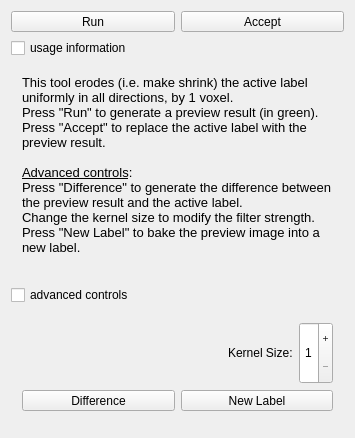
First picture: the form in Modules/SegmentationUI/Qmitk/QmitkErodeTool3DGUIControls.ui, repository MITK/MITK, before the edit.
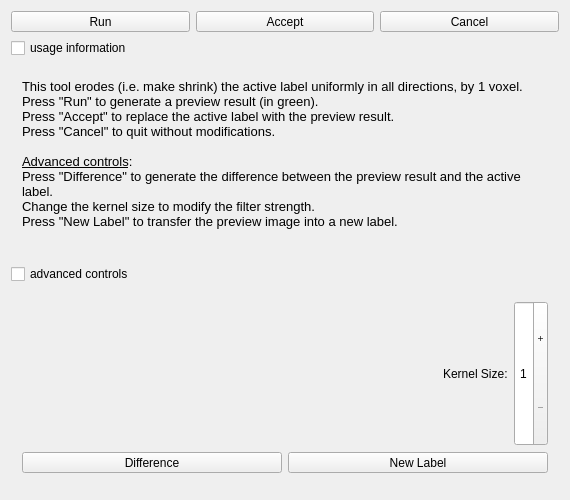
Second picture: the form after the edit. Icons and pictures are not drawn.

Commit message:
added keep largest N connected regions tool
also several improvements in other tools

```diff
--- a/Modules/SegmentationUI/Qmitk/QmitkErodeTool3DGUIControls.ui
+++ b/Modules/SegmentationUI/Qmitk/QmitkErodeTool3DGUIControls.ui
@@ -6,8 +6,8 @@
    <rect>
     <x>0</x>
     <y>0</y>
-    <width>355</width>
-    <height>438</height>
+    <width>570</width>
+    <height>500</height>
    </rect>
   </property>
   <property name="sizePolicy">
@@ -113,6 +113,47 @@
        </property>
       </widget>
      </item>
+     <item>
+      <widget class="QToolButton" name="m_pbCancel">
+       <property name="enabled">
+        <bool>true</bool>
+       </property>
+       <property name="sizePolicy">
+        <sizepolicy hsizetype="Minimum" vsizetype="Fixed">
+         <horstretch>0</horstretch>
+         <verstretch>0</verstretch>
+        </sizepolicy>
+       </property>
+       <property name="toolTip">
+        <string>Replace active label with preview result</string>
+       </property>
+       <property name="text">
+        <string>Cancel</string>
+       </property>
+       <property name="icon">
+        <iconset resource="../resources/SegmentationUI.qrc">
+         <normaloff>:/Qmitk/Cancel_48x48.png</normaloff>:/Qmitk/Cancel_48x48.png</iconset>
+       </property>
+       <property name="iconSize">
+        <size>
+         <width>24</width>
+         <height>24</height>
+        </size>
+       </property>
+       <property name="checkable">
+        <bool>false</bool>
+       </property>
+       <property name="checked">
+        <bool>false</bool>
+       </property>
+       <property name="toolButtonStyle">
+        <enum>Qt::ToolButtonTextUnderIcon</enum>
+       </property>
+       <property name="arrowType">
+        <enum>Qt::NoArrow</enum>
+       </property>
+      </widget>
+     </item>
     </layout>
    </item>
    <item>
@@ -133,12 +174,6 @@
      <layout class="QVBoxLayout" name="verticalLayout_3">
       <item>
        <widget class="QLabel" name="lblInfo">
-        <property name="maximumSize">
-         <size>
-          <width>400</width>
-          <height>16777215</height>
-         </size>
-        </property>
         <property name="text">
          <string>&lt;!DOCTYPE HTML PUBLIC &quot;-//W3C//DTD HTML 4.0//EN&quot; &quot;http://www.w3.org/TR/REC-html40/strict.dtd&quot;&gt;
 &lt;html&gt;&lt;head&gt;&lt;meta name=&quot;qrichtext&quot; content=&quot;1&quot; /&gt;&lt;style type=&quot;text/css&quot;&gt;
@@ -147,11 +182,12 @@
 &lt;p style=&quot; margin-top:0px; margin-bottom:0px; margin-left:0px; margin-right:0px; -qt-block-indent:0; text-indent:0px;&quot;&gt;&lt;span style=&quot; font-family:'Sans'; font-size:10pt;&quot;&gt;This tool erodes (i.e. make shrink) the active label uniformly in all directions, by 1 voxel.&lt;/span&gt; &lt;/p&gt;
 &lt;p style=&quot; margin-top:0px; margin-bottom:0px; margin-left:0px; margin-right:0px; -qt-block-indent:0; text-indent:0px;&quot;&gt;&lt;span style=&quot; font-family:'Sans'; font-size:10pt;&quot;&gt;Press &amp;quot;Run&amp;quot; to generate a preview result (in green).&lt;/span&gt;&lt;/p&gt;
 &lt;p style=&quot; margin-top:0px; margin-bottom:0px; margin-left:0px; margin-right:0px; -qt-block-indent:0; text-indent:0px;&quot;&gt;&lt;span style=&quot; font-family:'Sans'; font-size:10pt;&quot;&gt;Press &amp;quot;Accept&amp;quot; to replace the active label with the preview result.&lt;/span&gt;&lt;/p&gt;
+&lt;p style=&quot; margin-top:0px; margin-bottom:0px; margin-left:0px; margin-right:0px; -qt-block-indent:0; text-indent:0px;&quot;&gt;&lt;span style=&quot; font-family:'Sans'; font-size:10pt;&quot;&gt;Press &amp;quot;Cancel&amp;quot; to quit without modifications.&lt;/span&gt;&lt;/p&gt;
 &lt;p style=&quot;-qt-paragraph-type:empty; margin-top:0px; margin-bottom:0px; margin-left:0px; margin-right:0px; -qt-block-indent:0; text-indent:0px; font-family:'Sans'; font-size:10pt;&quot;&gt;&lt;br /&gt;&lt;/p&gt;
 &lt;p style=&quot; margin-top:0px; margin-bottom:0px; margin-left:0px; margin-right:0px; -qt-block-indent:0; text-indent:0px;&quot;&gt;&lt;span style=&quot; font-family:'Sans'; font-size:10pt; text-decoration: underline;&quot;&gt;Advanced controls&lt;/span&gt;&lt;span style=&quot; font-family:'Sans'; font-size:10pt;&quot;&gt;: &lt;/span&gt;&lt;/p&gt;
 &lt;p style=&quot; margin-top:0px; margin-bottom:0px; margin-left:0px; margin-right:0px; -qt-block-indent:0; text-indent:0px;&quot;&gt;&lt;span style=&quot; font-family:'Sans'; font-size:10pt;&quot;&gt;Press &amp;quot;Difference&amp;quot; to generate the difference between the preview result and the active label. &lt;/span&gt;&lt;/p&gt;
 &lt;p style=&quot; margin-top:0px; margin-bottom:0px; margin-left:0px; margin-right:0px; -qt-block-indent:0; text-indent:0px;&quot;&gt;&lt;span style=&quot; font-family:'Sans'; font-size:10pt;&quot;&gt;Change the kernel size to modify the filter strength.&lt;/span&gt;&lt;/p&gt;
-&lt;p style=&quot; margin-top:0px; margin-bottom:0px; margin-left:0px; margin-right:0px; -qt-block-indent:0; text-indent:0px;&quot;&gt;&lt;span style=&quot; font-family:'Sans'; font-size:10pt;&quot;&gt;Press &amp;quot;New Label&amp;quot; to bake the preview image into a new label.&lt;/span&gt;&lt;/p&gt;
+&lt;p style=&quot; margin-top:0px; margin-bottom:0px; margin-left:0px; margin-right:0px; -qt-block-indent:0; text-indent:0px;&quot;&gt;&lt;span style=&quot; font-family:'Sans'; font-size:10pt;&quot;&gt;Press &amp;quot;New Label&amp;quot; to transfer the preview image into a new label.&lt;/span&gt;&lt;/p&gt;
 &lt;p style=&quot;-qt-paragraph-type:empty; margin-top:0px; margin-bottom:0px; margin-left:0px; margin-right:0px; -qt-block-indent:0; text-indent:0px;&quot;&gt;&lt;br /&gt;&lt;/p&gt;&lt;/body&gt;&lt;/html&gt;</string>
         </property>
         <property name="alignment">
```
Left out of the diff: 2 changed lines with no effect on the pictures. The commit also changes 34 other files.
